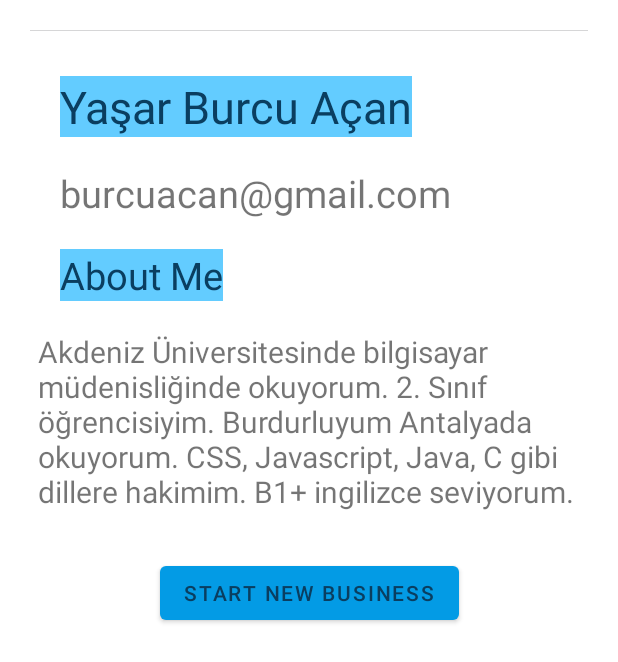
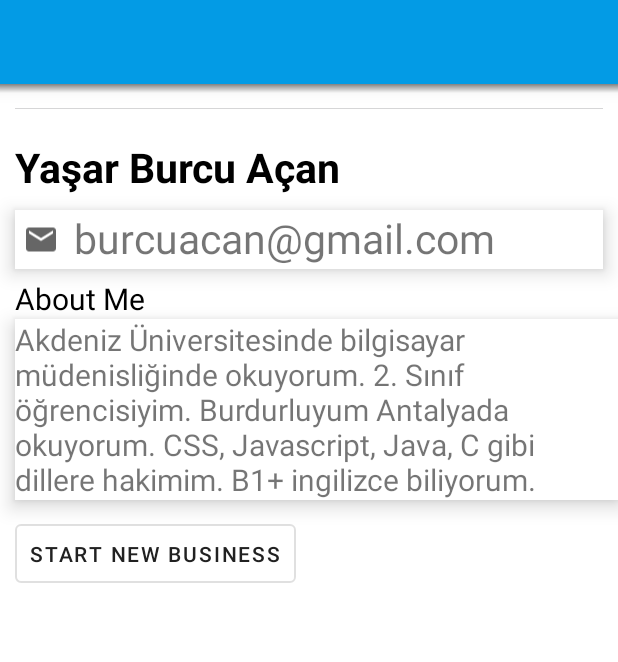
Before and after one commit to startUPPER0/startUPPER-App, an Android app: the layout activity_profile.xml on its own in the app's theme, with its tools: preview values and no code run, on a phone screen of 412 x 824 dp. Shown: the top 662 px of the screen. Run offline under Robolectric (Android 15) with nearby library versions, the phone set to English and light mode, and no system bars.

Commit message:
update profile and toolbar

```diff
--- a/startUpper/app/src/main/AndroidManifest.xml
+++ b/startUpper/app/src/main/AndroidManifest.xml
@@ -11,6 +11,9 @@
         android:theme="@style/Theme.StartUpper">
         <activity
             android:name=".FeedActivity"
+            android:exported="false" />
+        <activity
+            android:name=".Profile"
             android:exported="false" />
         <activity
             android:name=".Chats"
--- /dev/null
+++ b/startUpper/app/src/main/res/drawable/ic_baseline_email_24.xml
@@ -0,0 +1,10 @@
+<vector xmlns:android="http://schemas.android.com/apk/res/android"
+    android:width="24dp"
+    android:height="24dp"
+    android:viewportWidth="24"
+    android:viewportHeight="24"
+    android:tint="?attr/colorControlNormal">
+  <path
+      android:fillColor="@android:color/white"
+      android:pathData="M20,4L4,4c-1.1,0 -1.99,0.9 -1.99,2L2,18c0,1.1 0.9,2 2,2h16c1.1,0 2,-0.9 2,-2L22,6c0,-1.1 -0.9,-2 -2,-2zM20,8l-8,5 -8,-5L4,6l8,5 8,-5v2z"/>
+</vector>
--- /dev/null
+++ b/startUpper/app/src/main/res/drawable/shadow_profile.xml
@@ -0,0 +1,10 @@
+<?xml version="1.0" encoding="utf-8"?>
+<shape xmlns:android="http://schemas.android.com/apk/res/android"
+    android:shape="rectangle">
+
+    <gradient
+        android:angle="90"
+        android:endColor="#88333333"
+        android:startColor="@android:color/transparent" />
+
+</shape>
--- a/startUpper/app/src/main/res/layout/activity_profile.xml
+++ b/startUpper/app/src/main/res/layout/activity_profile.xml
@@ -1,82 +1,102 @@
 <?xml version="1.0" encoding="utf-8"?>
-<androidx.constraintlayout.widget.ConstraintLayout xmlns:android="http://schemas.android.com/apk/res/android"
-    xmlns:app="http://schemas.android.com/apk/res-auto"
+<LinearLayout xmlns:android="http://schemas.android.com/apk/res/android"
     xmlns:tools="http://schemas.android.com/tools"
     android:layout_width="match_parent"
     android:layout_height="match_parent"
-    android:layout_margin="10dp"
+    android:orientation="vertical"
     tools:context=".Profile">
 
+
+    <include layout="@layout/profiletoolbar"></include>
+
+    <View
+        android:layout_width="match_parent"
+        android:layout_height="6dp"
+        android:background="@drawable/shadow_profile" />
+
     <ImageView
+
         android:id="@+id/imageView"
         android:layout_width="match_parent"
         android:layout_height="wrap_content"
         android:layout_margin="10dp"
-        app:layout_constraintEnd_toEndOf="parent"
-        app:layout_constraintStart_toStartOf="parent"
-        app:layout_constraintTop_toTopOf="parent"
-        tools:srcCompat="@tools:sample/avatars" />
+        tools:src="@tools:sample/avatars" />
 
     <TextView
         android:id="@+id/name"
-        android:layout_width="wrap_content"
+        android:layout_width="match_parent"
         android:layout_height="wrap_content"
-        android:layout_marginLeft="30dp"
-        android:layout_marginTop="30dp"
-        android:background="@color/blueLight"
-        android:textColor="#0A3E60"
-        android:textSize="30dp"
-        app:layout_constraintStart_toStartOf="parent"
-        app:layout_constraintTop_toBottomOf="@id/imageView"
+        android:layout_margin="10dp"
+        android:textColor="#000000"
+        android:textSize="27sp"
+        android:textStyle="bold"
         tools:text="Yaşar Burcu Açan"></TextView>
 
-    <TextView
-        android:id="@+id/nameandsurname"
-        android:layout_width="wrap_content"
+    <LinearLayout
+
+        android:layout_width="match_parent"
         android:layout_height="wrap_content"
-        android:layout_marginLeft="30dp"
-        android:layout_marginTop="20dp"
-        android:textSize="25dp"
-        app:layout_constraintBottom_toTopOf="@id/descriptonID"
-        app:layout_constraintStart_toStartOf="parent"
-        app:layout_constraintTop_toBottomOf="@+id/name"
-        tools:text="burcuacan@gmail.com"></TextView>
+        android:layout_marginStart="10dp"
+        android:layout_marginEnd="10dp"
+        android:background="@color/white"
+        android:elevation="8dp"
+        android:orientation="horizontal"
+        android:radius="10dp">
+
+        <ImageView
+            android:layout_width="wrap_content"
+            android:layout_height="match_parent"
+            android:layout_marginStart="5dp"
+            android:layout_marginEnd="10dp"
+            android:src="@drawable/ic_baseline_email_24" />
+
+        <TextView
+            android:id="@+id/email"
+            android:layout_width="match_parent"
+            android:layout_height="wrap_content"
+            android:paddingBottom="2dp"
+            android:textSize="27sp"
+            tools:text="burcuacan@gmail.com"></TextView>
+
+
+    </LinearLayout>
+
+    <View
+        android:layout_width="match_parent"
+        android:layout_height="6dp"
+        android:layout_marginStart="10dp"
+        android:layout_marginEnd="10dp"
+        android:background="@color/white" />
 
     <TextView
         android:id="@+id/descriptonID"
         android:layout_width="wrap_content"
         android:layout_height="wrap_content"
-        android:layout_marginLeft="30dp"
-        android:layout_marginTop="20dp"
-        android:background="@color/blueLight"
+        android:layout_marginStart="10dp"
+        android:paddingEnd="6dp"
         android:text="About Me"
-        android:textColor="#0A3E60"
-        android:textSize="25dp"
-        app:layout_constraintBottom_toTopOf="@+id/descripton"
-        app:layout_constraintStart_toStartOf="parent"
-        app:layout_constraintTop_toBottomOf="@+id/nameandsurname"></TextView>
+        android:textColor="@color/black"
+        android:textSize="20sp"></TextView>
 
     <TextView
         android:id="@+id/descripton"
+        android:layout_width="match_parent"
+        android:layout_height="wrap_content"
+        android:layout_marginStart="10dp"
+        android:background="@color/white"
+        android:elevation="8dp"
+        android:textSize="20sp"
+        tools:text="Akdeniz Üniversitesinde bilgisayar müdenisliğinde okuyorum. 2. Sınıf öğrencisiyim.
+Burdurluyum Antalyada okuyorum. CSS, Javascript, Java, C gibi dillere hakimim.
+B1+ ingilizce biliyorum." />
+
+    <Button
+        style="?attr/materialButtonOutlinedStyle"
         android:layout_width="wrap_content"
         android:layout_height="wrap_content"
-        android:layout_marginLeft="30dp"
-        android:layout_marginTop="20dp"
-        android:textSize="20dp"
-        app:layout_constraintEnd_toEndOf="parent"
-        app:layout_constraintStart_toStartOf="parent"
-        app:layout_constraintTop_toBottomOf="@id/descriptonID"
-        tools:text="Akdeniz Üniversitesinde bilgisayar müdenisliğinde okuyorum. 2. Sınıf öğrencisiyim.
-Burdurluyum Antalyada okuyorum. CSS, Javascript, Java, C gibi dillere hakimim.
-B1+ ingilizce seviyorum." />
-
-    <Button
-        android:layout_width="wrap_content"
-        android:layout_height="wrap_content"
-        android:layout_marginTop="30dp"
+        android:layout_margin="10dp"
+        android:backgroundTint="@color/white"
+        android:padding="10dp"
         android:text="START NEW BUSINESS"
-        android:textColor="#0A3E60"
-        app:layout_constraintEnd_toEndOf="parent"
-        app:layout_constraintStart_toStartOf="parent"
-        app:layout_constraintTop_toBottomOf="@+id/descripton"></Button>
-</androidx.constraintlayout.widget.ConstraintLayout>
+        android:textColor="#212121"></Button>
+</LinearLayout>
--- /dev/null
+++ b/startUpper/app/src/main/res/layout/profiletoolbar.xml
@@ -0,0 +1,10 @@
+<?xml version="1.0" encoding="utf-8"?>
+<androidx.appcompat.widget.Toolbar xmlns:android="http://schemas.android.com/apk/res/android"
+    android:id="@+id/profiletoolbar"
+    android:layout_width="match_parent"
+    android:layout_height="?attr/actionBarSize"
+    android:background="#FF039BE5"
+    android:elevation="8dp"
+    android:theme="@style/Theme.AppCompat.DayNight.DarkActionBar">
+
+</androidx.appcompat.widget.Toolbar>
```
Also changed, not shown: startUpper/app/src/main/java/com/example/startupper/Profile.kt (+19 -0 lines), startUpper/app/src/main/res/drawable/ic_baseline_edit_24.xml (added, +10 -0 lines), startUpper/app/src/main/res/drawable/ic_baseline_login_24.xml (added, +10 -0 lines), startUpper/app/src/main/res/drawable/rectangle_profile.xml (renamed from startUpper/app/src/main/res/drawable/custom_rectangle_black.xml, +5 -3 lines), startUpper/app/src/main/res/menu/profile_menu.xml (added, +16 -0 lines).
